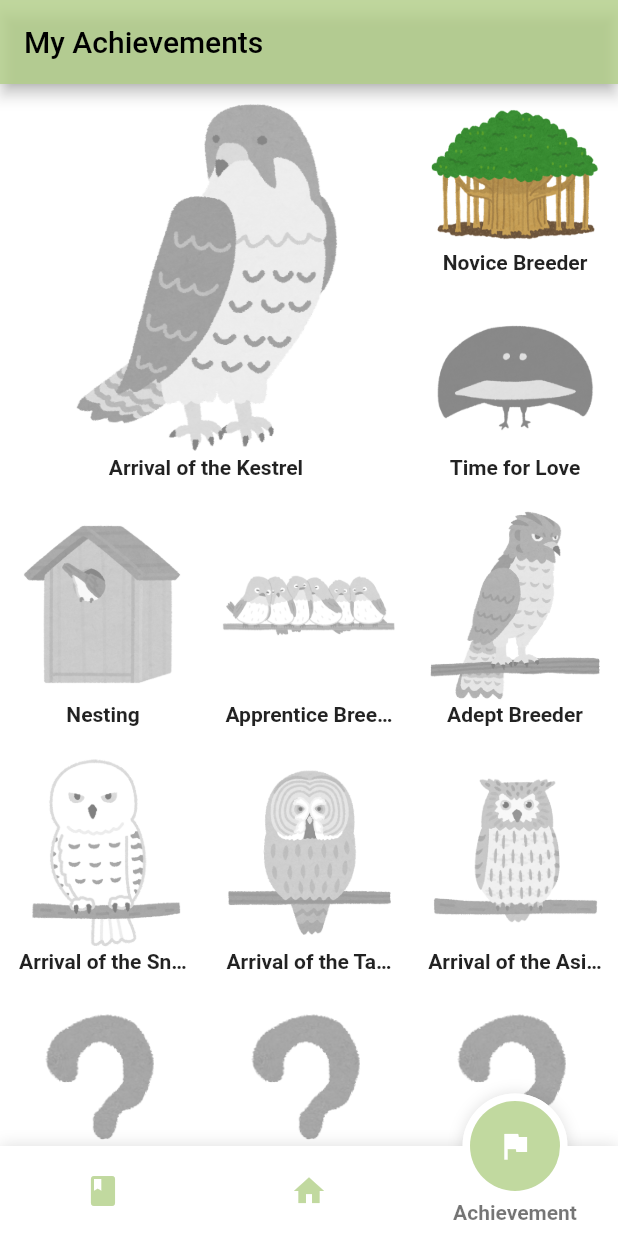
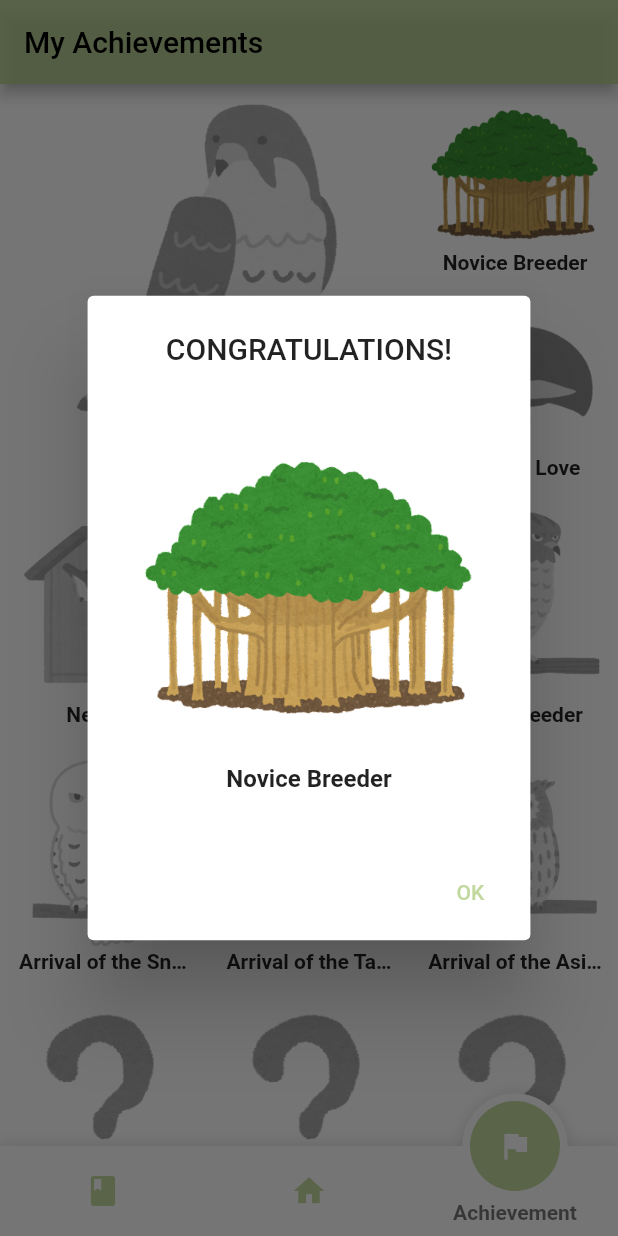
Before and after one commit to Rylie-W/Falco, a Flutter app: the screen it shows after launch, item 3 of the bottom bar chosen, on a phone screen of 412 x 824 dp. Run offline on Flutter 3.47's test engine with Material 2 defaults, Android fonts, the phone set to English and light mode, and no system bars; drawn by our look-alikes of fancy_bottom_navigation; our stand-ins replace flutter_slidable, fluttertoast, image_picker, rive, sqflite; missing offline and left inert: dart:ffi, flutter_animated_dialog; accounts and stored records are empty.

Commit message:
add dialog in achievement page

```diff
--- a/lib/Pages/AchievementPage.dart
+++ b/lib/Pages/AchievementPage.dart
@@ -17,6 +17,21 @@ class Achievements extends StatelessWidget{
   "mystery 2":10,
   "mystery 3":11,
   };
+
+  static const List stateList =[
+    "initialization",
+    "encounter",
+    "mate",
+    "nest",
+    "hatch",
+    "learn",
+    "leavehome",
+    "snow owl",
+    "tawny owl",
+    "mystery 1",
+    "mystery 2",
+    "mystery 3",
+  ];
 
   static const List<String> imageList= [
     "assets/achievements/initialization.png",
@@ -53,6 +68,7 @@ class Achievements extends StatelessWidget{
   DBHelper dbHelper=DBHelper();
   late double width;
   late double height;
+  late BuildContext context;
 
   static const ColorFilter _greyscaleFilter = ColorFilter.matrix(
     <double>[
@@ -73,6 +89,7 @@ class Achievements extends StatelessWidget{
   Widget build(BuildContext context){
     this.width = MediaQuery.of(context).size.width;
     this.height = MediaQuery.of(context).size.height;
+    this.context = context;
 
     return FutureBuilder(
       future: getIntSate(),
@@ -381,10 +398,47 @@ class Achievements extends StatelessWidget{
 
   Future<String> getPrimaryState() async{
     List userValues = await dbHelper.queryAll("users");
-    print("============================");
     print(userValues[0].positive-userValues[0].negative);
+    if (userValues[0].secondarystate == "false"){
+      showAchievementDialog(userValues[0].primarystate);
+    }
+    dbHelper.updateUserSecondary("true");
     String primaryState = userValues[0].primarystate;
     return primaryState;
   }
 
+
+  showAchievementDialog(String state){
+    double width= MediaQuery.of(context).size.width;
+    double height= MediaQuery.of(context).size.height;
+    int stateIndex= Achievements.stateMap[state]??-1;
+    AlertDialog dialog = AlertDialog(
+      title: stateIndex > -1? const Text("CONGRATULATIONS!",textAlign: TextAlign.center): const Text("OOPS",textAlign: TextAlign.center),
+      content:
+      new Container(
+        width: 3*width/5,
+        height: height/3,
+        padding: const EdgeInsets.all(10.0),
+        child:
+        new Column(
+          children: [
+            Expanded(child: stateIndex>-1? Image.asset(imageList[stateIndex]):Image.asset(imageList[12])),
+            Text(
+                stateIndex>-1?achievementNameList[stateIndex]:"Something goes wrong...",
+                textAlign: TextAlign.center,
+                style: const TextStyle(fontWeight: FontWeight.bold))
+          ],
+        ),
+      ),
+      actions: [
+        TextButton(
+          onPressed: () => Navigator.pop(context, 'OK'),
+          child: const Text('OK'),
+        ),
+      ],
+    );
+    showDialog(context: context, builder: (BuildContext context){
+      return dialog;
+    });
+  }
 }
--- a/lib/Pages/InputPage.dart
+++ b/lib/Pages/InputPage.dart
@@ -328,6 +328,9 @@ class _InputPageState extends State<InputPage> {
                     //var user1 = dbhelper.queryAll('users');
                     updateUserValue('positive');
                     var user1 = await dbhelper.queryAll('users');
+                    print('#########${user1[0].primarystate}#############');
+                    print(user1[0].positive-user1[0].negative);
+                    print("===========================");
                     String check = checkIfPrimaryStateChanged(user1[0].positive-user1[0].negative);
                     if (check!='None'){
                       showAchievementDialog(check);
--- a/lib/frame.dart
+++ b/lib/frame.dart
@@ -49,7 +49,7 @@ class _FrameState extends State<Frame> {
         negative: 0,
         positive: 0,
         primarystate: "initialization",
-        secondarystate: "satisfied",
+        secondarystate: "false",
         secondaryevent: "single",
         thirdstate: "move",
         species: "folca",
```
Also changed, not shown: lib/Helper/DB_Helper.dart (+7 -2 lines), lib/components/bottomTopScreen.dart (+26 -16 lines).
